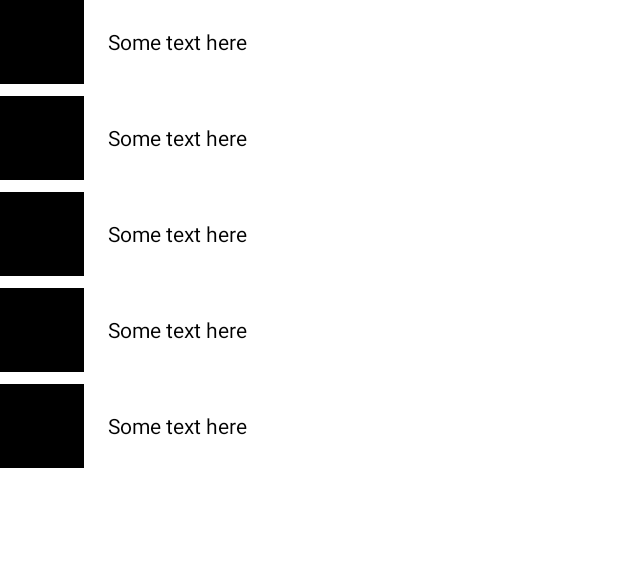
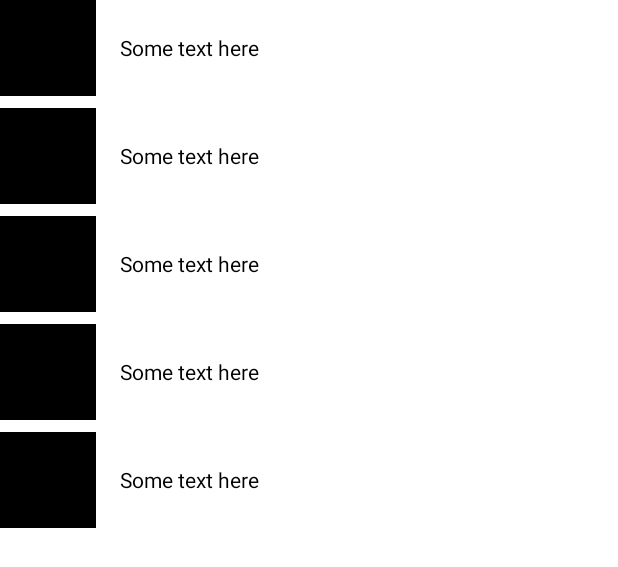
Before and after one commit to kyrillosgait/rijks-studio, an Android app: the layout fragment_collection_list.xml on its own in the app's theme, with its tools: preview values and no code run, on a phone screen of 412 x 824 dp. Shown: the top 567 px of the screen. Run offline under Robolectric (Android 15) with nearby library versions, the phone set to English and light mode, and no system bars.

Commit message:
Collection item list layout tweaks
- Make item height aligned across header & regular item
- Set max lines of item title to 3

```diff
--- a/app/src/main/res/layout/item_header.xml
+++ b/app/src/main/res/layout/item_header.xml
@@ -3,7 +3,7 @@
     xmlns:tools="http://schemas.android.com/tools"
     android:id="@+id/label"
     android:layout_width="match_parent"
-    android:layout_height="wrap_content"
+    android:layout_height="72dp"
     android:padding="16dp"
     android:textColor="@color/black"
     android:textSize="20sp"
--- a/app/src/main/res/layout/item_image_with_label.xml
+++ b/app/src/main/res/layout/item_image_with_label.xml
@@ -2,15 +2,15 @@
 <LinearLayout xmlns:android="http://schemas.android.com/apk/res/android"
     xmlns:tools="http://schemas.android.com/tools"
     android:layout_width="match_parent"
-    android:layout_height="wrap_content"
+    android:layout_height="72dp"
     android:gravity="center_vertical"
     android:orientation="horizontal"
     android:paddingBottom="8dp">
 
     <ImageView
         android:id="@+id/image"
-        android:layout_width="56dp"
-        android:layout_height="56dp"
+        android:layout_width="64dp"
+        android:layout_height="64dp"
         android:adjustViewBounds="true"
         android:scaleType="centerCrop"
         tools:background="@color/black" />
@@ -20,6 +20,7 @@
         android:layout_width="match_parent"
         android:layout_height="wrap_content"
         android:layout_marginStart="16dp"
+        android:maxLines="3"
         android:textColor="@color/black"
         tools:text="Some text here" />
 
```
